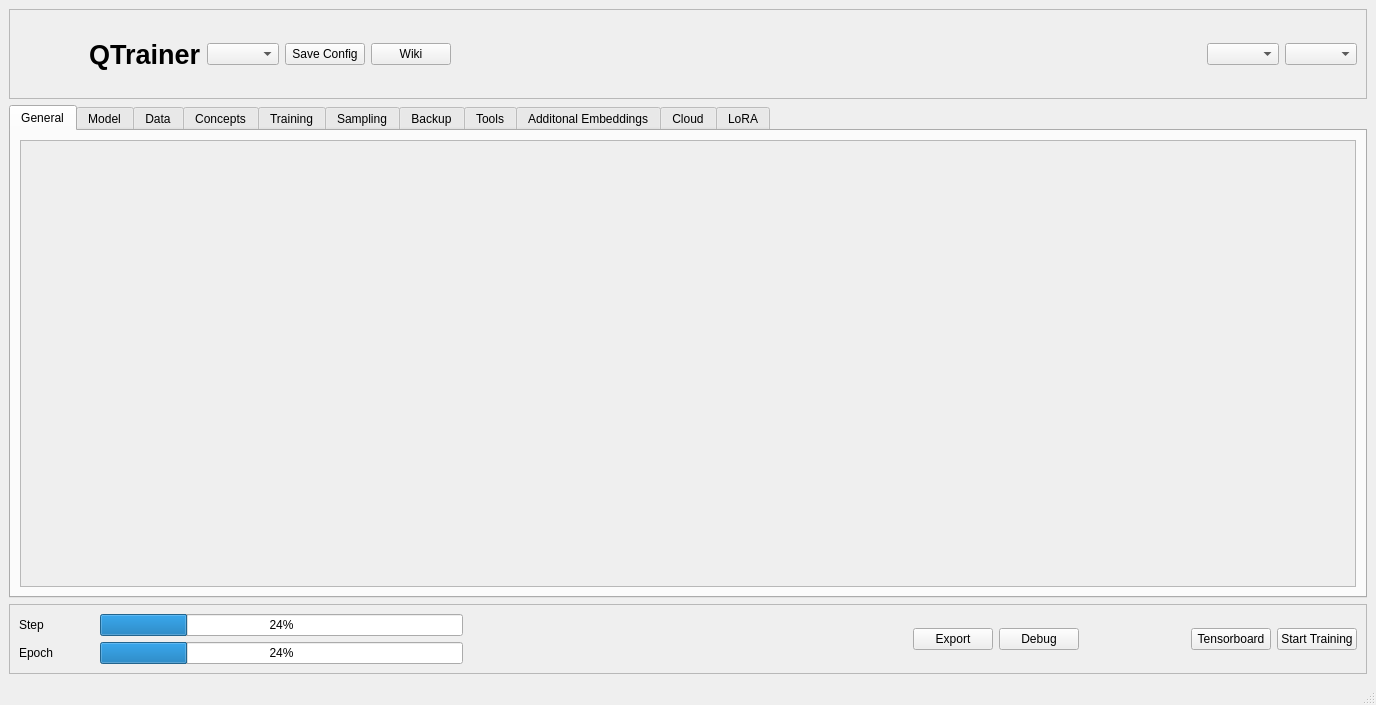
Hypersonic-Popcorn/Q-Trainer, file src/ui/designer/main.ui: the form before one commit.
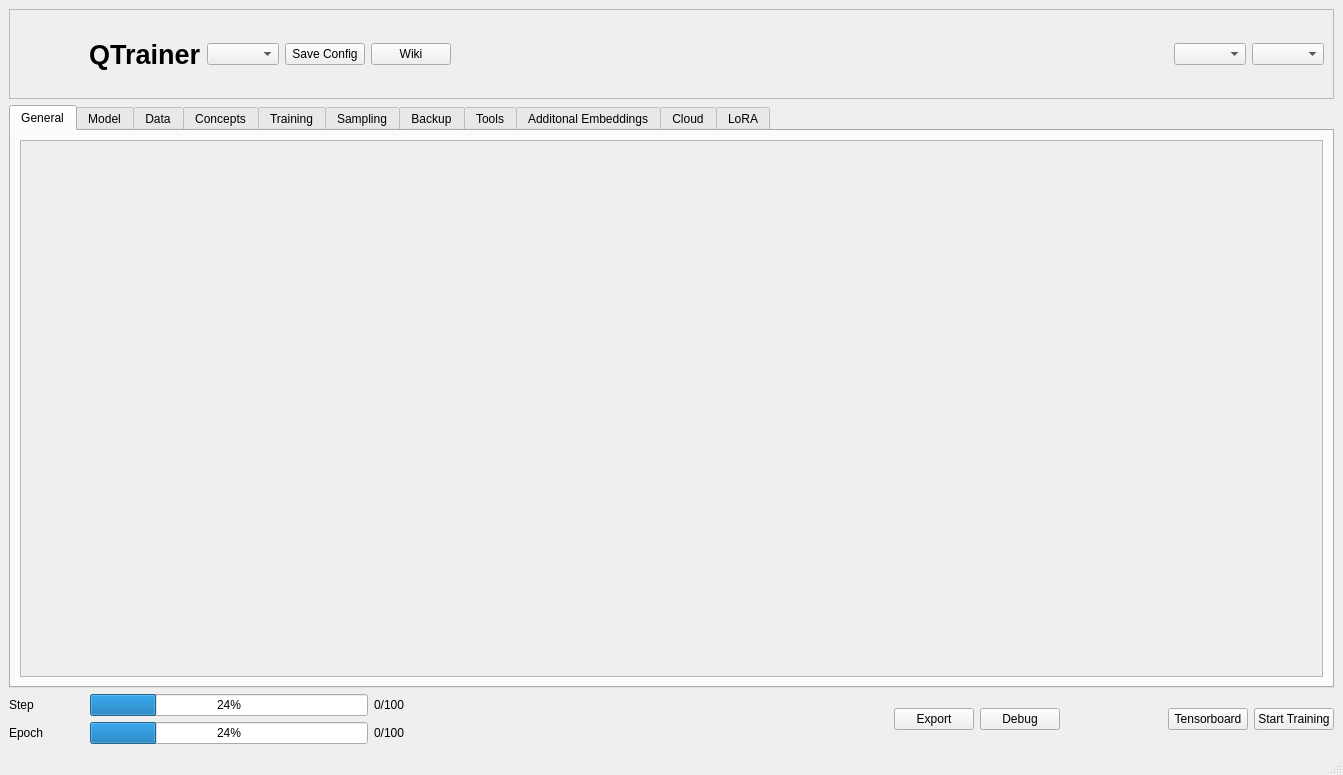
The form after the commit. Icons and pictures are not drawn.

Diff of the .ui file:
```diff
--- a/src/ui/designer/main.ui
+++ b/src/ui/designer/main.ui
@@ -6,8 +6,8 @@
    <rect>
     <x>0</x>
     <y>0</y>
-    <width>1376</width>
-    <height>705</height>
+    <width>1343</width>
+    <height>775</height>
    </rect>
   </property>
   <property name="windowTitle">
@@ -147,8 +147,8 @@
             <rect>
              <x>0</x>
              <y>0</y>
-             <width>1334</width>
-             <height>371</height>
+             <width>1301</width>
+             <height>461</height>
             </rect>
            </property>
           </widget>
@@ -209,15 +209,6 @@
      </widget>
     </item>
     <item>
-     <widget class="QFrame" name="BottomFrame">
-      <property name="frameShape">
-       <enum>QFrame::Shape::StyledPanel</enum>
-      </property>
-      <property name="frameShadow">
-       <enum>QFrame::Shadow::Raised</enum>
-      </property>
-      <layout class="QHBoxLayout" name="horizontalLayout_10">
-       <item>
         <layout class="QHBoxLayout" name="horizontalLayout_6">
          <item>
           <layout class="QVBoxLayout" name="verticalLayout">
@@ -225,6 +216,12 @@
             <layout class="QHBoxLayout" name="horizontalLayout_4">
              <item>
               <widget class="QLabel" name="StepLabel">
+            <property name="sizePolicy">
+             <sizepolicy hsizetype="Preferred" vsizetype="Minimum">
+              <horstretch>0</horstretch>
+              <verstretch>0</verstretch>
+             </sizepolicy>
+            </property>
                <property name="minimumSize">
                 <size>
                  <width>75</width>
@@ -249,12 +246,37 @@
                </property>
               </widget>
              </item>
+          <item>
+           <widget class="QLabel" name="StepCountLabel">
+            <property name="sizePolicy">
+             <sizepolicy hsizetype="Preferred" vsizetype="Minimum">
+              <horstretch>0</horstretch>
+              <verstretch>0</verstretch>
+             </sizepolicy>
+            </property>
+            <property name="minimumSize">
+             <size>
+              <width>75</width>
+              <height>0</height>
+             </size>
+            </property>
+            <property name="text">
+             <string>0/100</string>
+            </property>
+           </widget>
+          </item>
             </layout>
            </item>
            <item>
             <layout class="QHBoxLayout" name="horizontalLayout_5">
              <item>
               <widget class="QLabel" name="EpochLabel">
+            <property name="sizePolicy">
+             <sizepolicy hsizetype="Preferred" vsizetype="Minimum">
+              <horstretch>0</horstretch>
+              <verstretch>0</verstretch>
+             </sizepolicy>
+            </property>
                <property name="minimumSize">
                 <size>
                  <width>75</width>
@@ -268,11 +290,36 @@
              </item>
              <item>
               <widget class="QProgressBar" name="EpochProgress">
+            <property name="minimumSize">
+             <size>
+              <width>200</width>
+              <height>0</height>
+             </size>
+            </property>
                <property name="value">
                 <number>24</number>
                </property>
               </widget>
              </item>
+          <item>
+           <widget class="QLabel" name="EpochCountLabel">
+            <property name="sizePolicy">
+             <sizepolicy hsizetype="Preferred" vsizetype="Minimum">
+              <horstretch>0</horstretch>
+              <verstretch>0</verstretch>
+             </sizepolicy>
+            </property>
+            <property name="minimumSize">
+             <size>
+              <width>75</width>
+              <height>0</height>
+             </size>
+            </property>
+            <property name="text">
+             <string>0/100</string>
+            </property>
+           </widget>
+          </item>
             </layout>
            </item>
           </layout>
@@ -347,9 +394,6 @@
        </item>
       </layout>
      </widget>
-    </item>
-   </layout>
-  </widget>
   <widget class="QMenuBar" name="menubar">
    <property name="geometry">
     <rect>
```
Left out of the diff: 12 changed lines with no effect on the pictures. Lines whose indentation alone changed are shown as unchanged.
